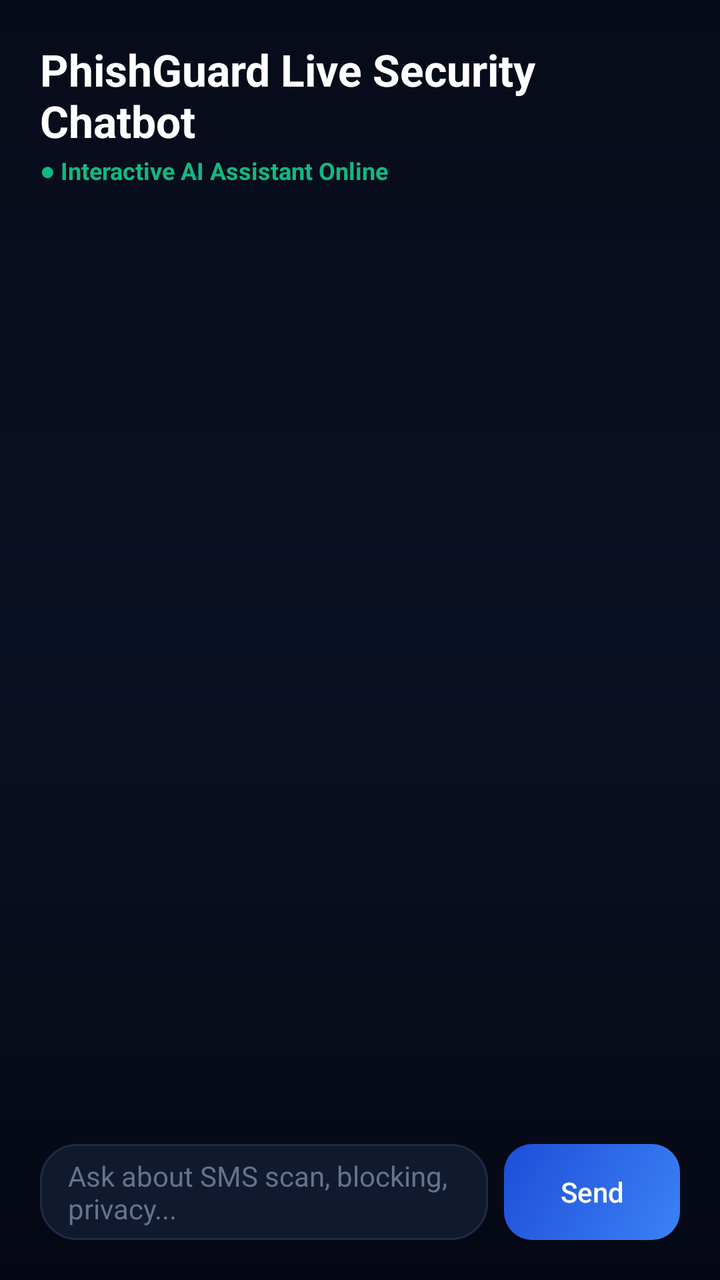
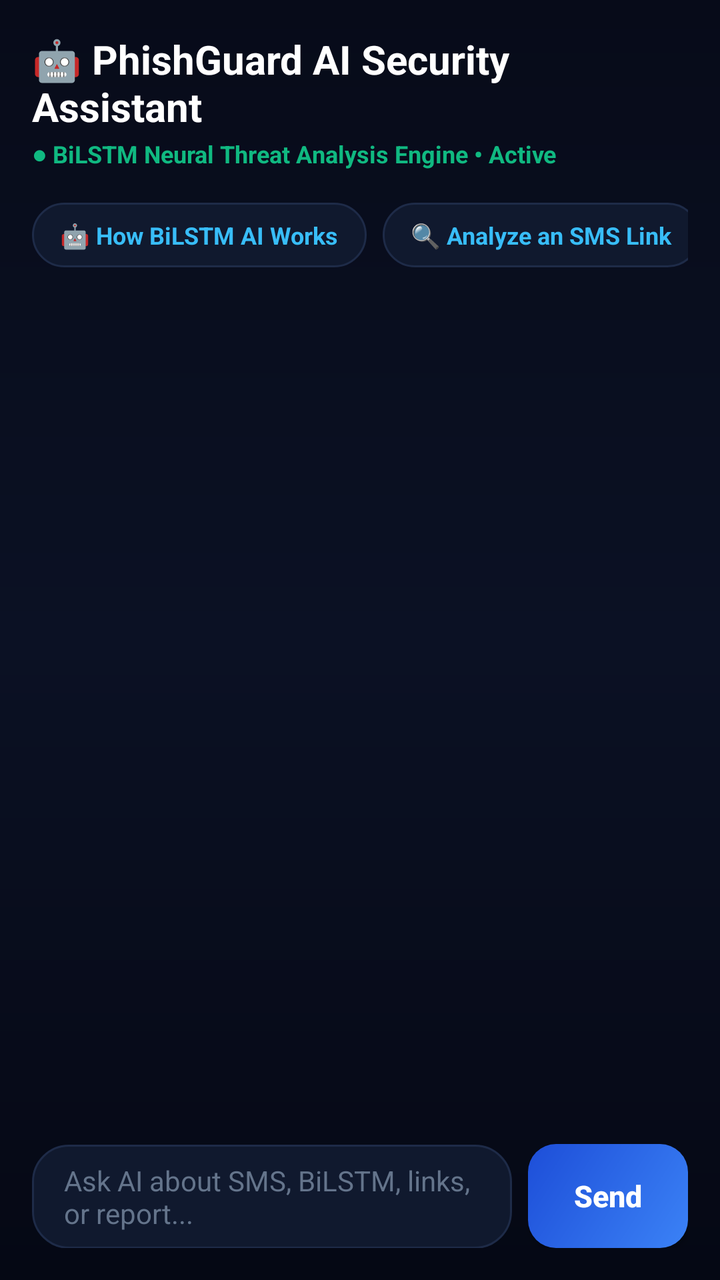

Compare the two renders of this Android layout. The source of the first and the diff that turns it into the second are given below.
<!-- AndroidManifest.xml: application theme Theme.PhishGuard -->
<!-- res/layout/activity_live_chat.xml -->
<?xml version="1.0" encoding="utf-8"?>
<LinearLayout xmlns:android="http://schemas.android.com/apk/res/android"
    android:layout_width="match_parent"
    android:layout_height="match_parent"
    android:orientation="vertical"
    android:background="@drawable/bg_dark_gradient"
    android:padding="20dp">

    <TextView
        android:layout_width="wrap_content"
        android:layout_height="wrap_content"
        android:text="PhishGuard Live Security Chatbot"
        android:textColor="#FFFFFF"
        android:textSize="22sp"
        android:textStyle="bold"/>

    <TextView
        android:layout_width="wrap_content"
        android:layout_height="wrap_content"
        android:text="● Interactive AI Assistant Online"
        android:textColor="#10B981"
        android:textSize="12sp"
        android:textStyle="bold"
        android:layout_marginTop="2dp"/>

    <ScrollView
        android:id="@+id/scrollChat"
        android:layout_width="match_parent"
        android:layout_height="0dp"
        android:layout_weight="1"
        android:layout_marginTop="16dp">

        <LinearLayout
            android:id="@+id/layoutChatContainer"
            android:layout_width="match_parent"
            android:layout_height="wrap_content"
            android:orientation="vertical"/>

    </ScrollView>

    <LinearLayout
        android:layout_width="match_parent"
        android:layout_height="wrap_content"
        android:orientation="horizontal"
        android:layout_marginTop="12dp">

        <EditText
            android:id="@+id/etMessageInput"
            android:layout_width="0dp"
            android:layout_height="48dp"
            android:layout_weight="1"
            android:hint="Ask about SMS scan, blocking, privacy..."
            android:textColorHint="#64748B"
            android:textColor="#FFFFFF"
            android:textSize="14sp"
            android:background="@drawable/bg_card_dark"
            android:paddingStart="14dp"
            android:paddingEnd="14dp"/>

        <android.widget.Button
            android:id="@+id/btnSend"
            android:layout_width="wrap_content"
            android:layout_height="48dp"
            android:text="Send"
            android:textAllCaps="false"
            android:textColor="#FFFFFF"
            android:background="@drawable/bg_button_primary"
            android:layout_marginStart="8dp"/>

    </LinearLayout>

</LinearLayout>
<!-- resources referenced by this layout -->
<resources>
  <!-- drawable bg_button_primary (drawable) -->
  <?xml version="1.0" encoding="utf-8"?>
  <shape xmlns:android="http://schemas.android.com/apk/res/android"
      android:shape="rectangle">
      <gradient
          android:angle="135"
          android:startColor="#3B82F6"
          android:endColor="#1D4ED8" />
      <corners android:radius="14dp" />
  </shape>
  <!-- drawable bg_card_dark (drawable) -->
  <?xml version="1.0" encoding="utf-8"?>
  <shape xmlns:android="http://schemas.android.com/apk/res/android"
      android:shape="rectangle">
      <solid android:color="#10192E" />
      <corners android:radius="18dp" />
      <stroke
          android:width="1dp"
          android:color="#1E2B48" />
  </shape>
  <!-- drawable bg_dark_gradient (drawable) -->
  <?xml version="1.0" encoding="utf-8"?>
  <shape xmlns:android="http://schemas.android.com/apk/res/android"
      android:shape="rectangle">
      <gradient
          android:angle="270"
          android:startColor="#070B19"
          android:centerColor="#0B1124"
          android:endColor="#050814" />
  </shape>
  <style name="Theme.PhishGuard" parent="Base.Theme.PhishGuard" />
  <style name="Base.Theme.PhishGuard" parent="Theme.Material3.DayNight.NoActionBar">
          
          
      </style>
</resources>

<!-- the commit's change to res/layout/activity_live_chat.xml (unified diff, before → after) -->
@@ -4,31 +4,140 @@
     android:layout_height="match_parent"
     android:orientation="vertical"
     android:background="@drawable/bg_dark_gradient"
-    android:padding="20dp">
+    android:padding="16dp">
 
-    <TextView
-        android:layout_width="wrap_content"
+    
+    <LinearLayout
+        android:layout_width="match_parent"
         android:layout_height="wrap_content"
-        android:text="PhishGuard Live Security Chatbot"
-        android:textColor="#FFFFFF"
-        android:textSize="22sp"
-        android:textStyle="bold"/>
+        android:orientation="horizontal"
+        android:gravity="center_vertical"
+        android:paddingBottom="8dp">
 
-    <TextView
-        android:layout_width="wrap_content"
+        <LinearLayout
+            android:layout_width="0dp"
+            android:layout_height="wrap_content"
+            android:layout_weight="1"
+            android:orientation="vertical">
+
+            <TextView
+                android:layout_width="wrap_content"
+                android:layout_height="wrap_content"
+                android:text="🤖 PhishGuard AI Security Assistant"
+                android:textColor="#FFFFFF"
+                android:textSize="20sp"
+                android:textStyle="bold"/>
+
+            <TextView
+                android:layout_width="wrap_content"
+                android:layout_height="wrap_content"
+                android:text="● BiLSTM Neural Threat Analysis Engine • Active"
+                android:textColor="#10B981"
+                android:textSize="12sp"
+                android:textStyle="bold"
+                android:layout_marginTop="2dp"/>
+        </LinearLayout>
+
+    </LinearLayout>
+
+    
+    <HorizontalScrollView
+        android:layout_width="match_parent"
         android:layout_height="wrap_content"
-        android:text="● Interactive AI Assistant Online"
-        android:textColor="#10B981"
-        android:textSize="12sp"
-        android:textStyle="bold"
-        android:layout_marginTop="2dp"/>
+        android:scrollbars="none"
+        android:layout_marginTop="8dp"
+        android:layout_marginBottom="8dp">
 
+        <LinearLayout
+            android:layout_width="wrap_content"
+            android:layout_height="wrap_content"
+            android:orientation="horizontal">
+
+            <TextView
+                android:id="@+id/pillBiLSTM"
+                android:layout_width="wrap_content"
+                android:layout_height="wrap_content"
+                android:text="🤖 How BiLSTM AI Works"
+                android:textColor="#38BDF8"
+                android:textSize="12sp"
+                android:textStyle="bold"
+                android:background="@drawable/bg_card_dark"
+                android:paddingStart="14dp"
+                android:paddingEnd="14dp"
+                android:paddingTop="8dp"
+                android:paddingBottom="8dp"
+                android:layout_marginEnd="8dp"/>
+
+            <TextView
+                android:id="@+id/pillAnalyzeLink"
+                android:layout_width="wrap_content"
+                android:layout_height="wrap_content"
+                android:text="🔍 Analyze an SMS Link"
+                android:textColor="#38BDF8"
+                android:textSize="12sp"
+                android:textStyle="bold"
+                android:background="@drawable/bg_card_dark"
+                android:paddingStart="14dp"
+                android:paddingEnd="14dp"
+                android:paddingTop="8dp"
+                android:paddingBottom="8dp"
+                android:layout_marginEnd="8dp"/>
+
+            <TextView
+                android:id="@+id/pillBlockScammers"
+                android:layout_width="wrap_content"
+                android:layout_height="wrap_content"
+                android:text="🛡️ How to Block Scammers"
+                android:textColor="#38BDF8"
+                android:textSize="12sp"
+                android:textStyle="bold"
+                android:background="@drawable/bg_card_dark"
+                android:paddingStart="14dp"
+                android:paddingEnd="14dp"
+                android:paddingTop="8dp"
+                android:paddingBottom="8dp"
+                android:layout_marginEnd="8dp"/>
+
+            <TextView
+                android:id="@+id/pillSecurityScore"
+                android:layout_width="wrap_content"
+                android:layout_height="wrap_content"
+                android:text="📊 Check Security Score"
+                android:textColor="#38BDF8"
+                android:textSize="12sp"
+                android:textStyle="bold"
+                android:background="@drawable/bg_card_dark"
+                android:paddingStart="14dp"
+                android:paddingEnd="14dp"
+                android:paddingTop="8dp"
+                android:paddingBottom="8dp"
+                android:layout_marginEnd="8dp"/>
+
+            <TextView
+                android:id="@+id/pillReportScam"
+                android:layout_width="wrap_content"
+                android:layout_height="wrap_content"
+                android:text="🚨 Report Scam Sender"
+                android:textColor="#38BDF8"
+                android:textSize="12sp"
+                android:textStyle="bold"
+                android:background="@drawable/bg_card_dark"
+                android:paddingStart="14dp"
+                android:paddingEnd="14dp"
+                android:paddingTop="8dp"
+                android:paddingBottom="8dp"/>
+
+        </LinearLayout>
+
+    </HorizontalScrollView>
+
+    
     <ScrollView
         android:id="@+id/scrollChat"
         android:layout_width="match_parent"
         android:layout_height="0dp"
         android:layout_weight="1"
-        android:layout_marginTop="16dp">
+        android:layout_marginTop="4dp">
 
         <LinearLayout
             android:id="@+id/layoutChatContainer"
@@ -38,31 +147,34 @@
 
     </ScrollView>
 
+    
     <LinearLayout
         android:layout_width="match_parent"
         android:layout_height="wrap_content"
         android:orientation="horizontal"
-        android:layout_marginTop="12dp">
+        android:layout_marginTop="10dp">
 
         <EditText
             android:id="@+id/etMessageInput"
             android:layout_width="0dp"
-            android:layout_height="48dp"
+            android:layout_height="52dp"
             android:layout_weight="1"
-            android:hint="Ask about SMS scan, blocking, privacy..."
+            android:hint="Ask AI about SMS, BiLSTM, links, or report..."
             android:textColorHint="#64748B"
             android:textColor="#FFFFFF"
             android:textSize="14sp"
             android:background="@drawable/bg_card_dark"
-            android:paddingStart="14dp"
-            android:paddingEnd="14dp"/>
+            android:paddingStart="16dp"
+            android:paddingEnd="16dp"/>
 
         <android.widget.Button
             android:id="@+id/btnSend"
-            android:layout_width="wrap_content"
-            android:layout_height="48dp"
+            android:layout_width="80dp"
+            android:layout_height="52dp"
             android:text="Send"
             android:textAllCaps="false"
+            android:textSize="15sp"
+            android:textStyle="bold"
             android:textColor="#FFFFFF"
             android:background="@drawable/bg_button_primary"
             android:layout_marginStart="8dp"/>
